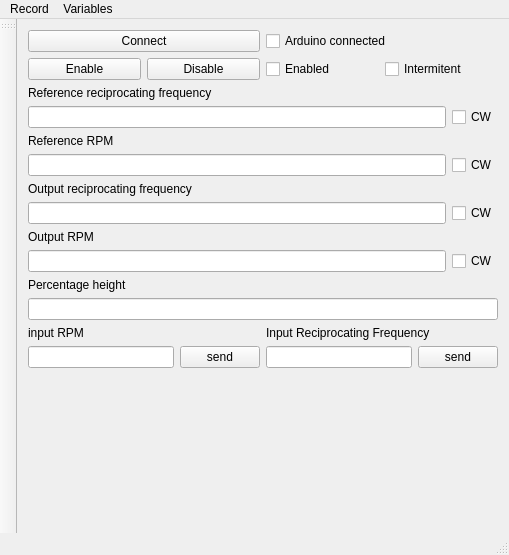
Above: SSC-Interface/mainwindow.ui from jordaorodolfo/SSC before the change. Below: the same form after it.
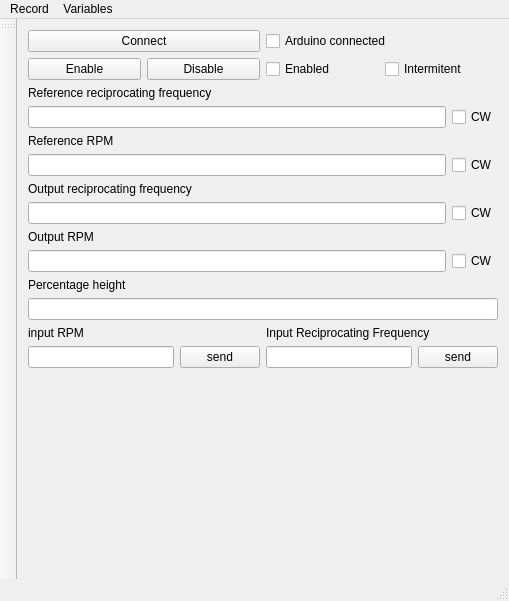
That is the form after the change.

Diff of the .ui file:
```diff
--- a/SSC-Interface/mainwindow.ui
+++ b/SSC-Interface/mainwindow.ui
@@ -7,7 +7,7 @@
     <x>0</x>
     <y>0</y>
     <width>509</width>
-    <height>555</height>
+    <height>601</height>
    </rect>
   </property>
   <property name="sizePolicy">
```
Left out of the diff: 2 changed lines with no effect on the pictures.
